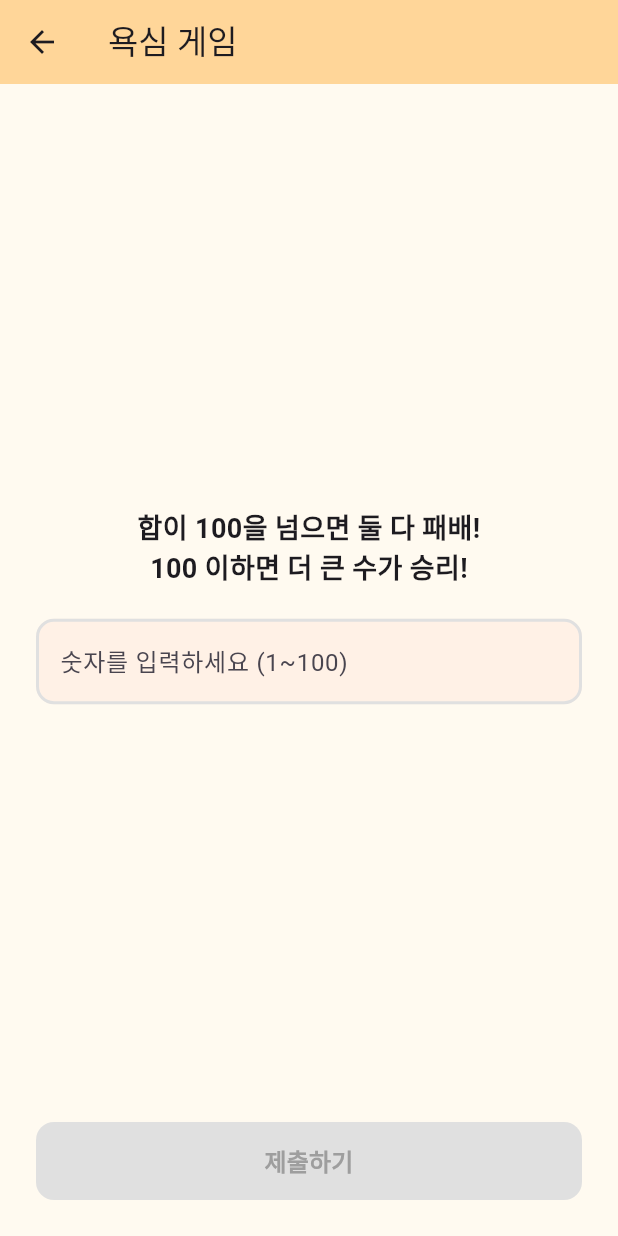
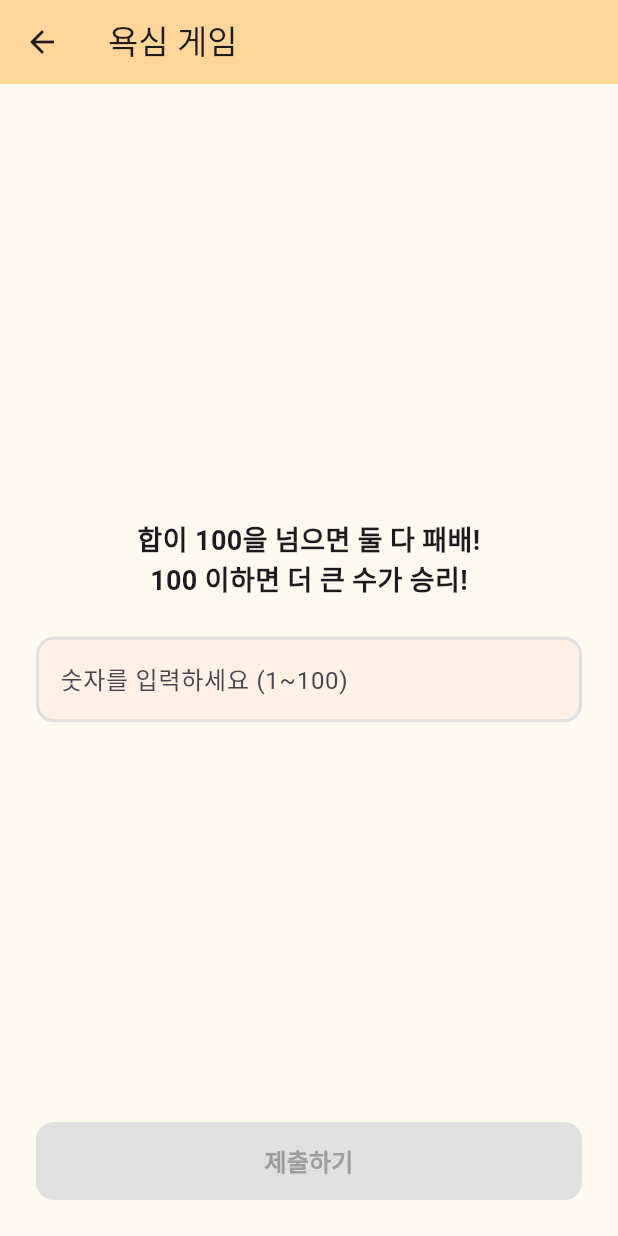
Before and after one commit to niw5924/mini-world, a Flutter app: the GreedyGameScreen screen opened directly, on a phone screen of 412 x 824 dp. Run offline on Flutter 3.47's test engine with Material 3 defaults, Android fonts, the phone set to English and light mode, and no system bars; our stand-ins replace firebase_auth, firebase_core, flutter_dotenv, google_sign_in; accounts and stored records are empty; network calls fail; Roboto replaces fonts that are missing (DungGeunMo).

Commit message:
fix: 욕심 게임 SizedBox height 조정(20->24)

```diff
--- a/lib/game/greedy/greedy_game_screen.dart
+++ b/lib/game/greedy/greedy_game_screen.dart
@@ -61,7 +61,7 @@ class _GreedyGameScreenState extends State<GreedyGameScreen> {
                         fontWeight: FontWeight.w600,
                       ),
                     ),
-                    const SizedBox(height: 20),
+                    const SizedBox(height: 24),
                     TextField(
                       controller: _controller,
                       keyboardType: TextInputType.number,
@@ -103,7 +103,6 @@ class _GreedyGameScreenState extends State<GreedyGameScreen> {
                   ],
                 ),
               ),
-              const SizedBox(height: 20),
               MiniWorldButton(
                 text: '제출하기',
                 enabled: selectedNumber != null,
```
